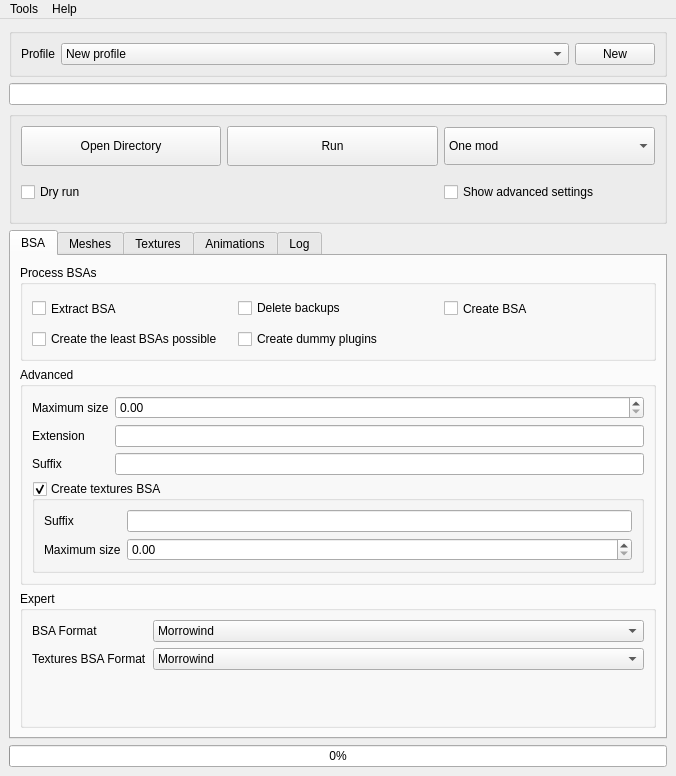
Guekka/cathedral-assets-optimizer, file src/MainWindow.ui: the form before one commit.
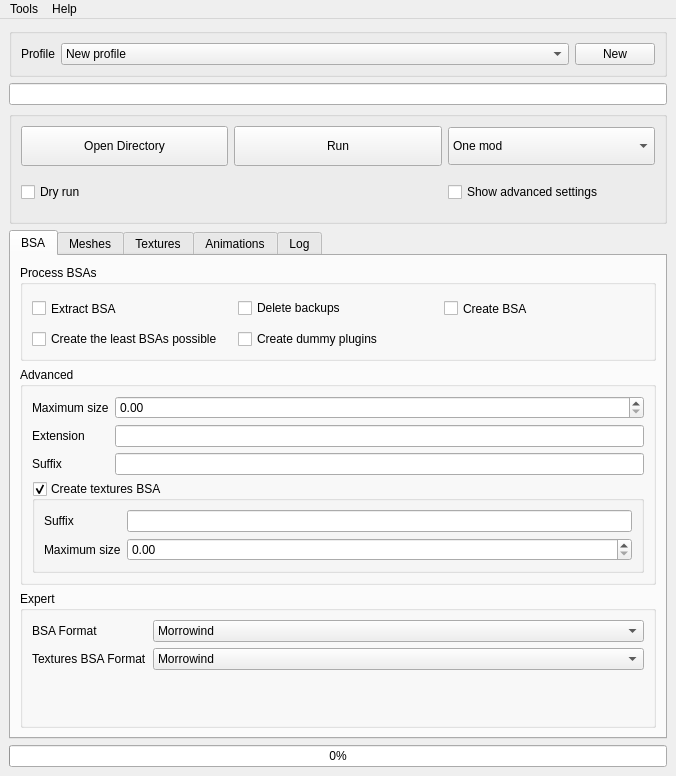
The form after the commit. The open tabs and pages were chosen to show the change.

Commit message: [UI] Fix weird UI size when going fullscreen

Patch:
```diff
--- a/src/MainWindow.ui
+++ b/src/MainWindow.ui
@@ -156,7 +156,7 @@
        <item row="0" column="2">
         <widget class="QComboBox" name="modeChooserComboBox">
          <property name="sizePolicy">
-          <sizepolicy hsizetype="Minimum" vsizetype="Fixed">
+          <sizepolicy hsizetype="MinimumExpanding" vsizetype="Fixed">
            <horstretch>0</horstretch>
            <verstretch>0</verstretch>
           </sizepolicy>
@@ -188,7 +188,7 @@
        <item row="0" column="1">
         <widget class="QPushButton" name="processButton">
          <property name="sizePolicy">
-          <sizepolicy hsizetype="Minimum" vsizetype="Fixed">
+          <sizepolicy hsizetype="MinimumExpanding" vsizetype="Fixed">
            <horstretch>0</horstretch>
            <verstretch>0</verstretch>
           </sizepolicy>
@@ -213,7 +213,7 @@
        <item row="0" column="0">
         <widget class="QPushButton" name="userPathButton">
          <property name="sizePolicy">
-          <sizepolicy hsizetype="Minimum" vsizetype="Fixed">
+          <sizepolicy hsizetype="MinimumExpanding" vsizetype="Fixed">
            <horstretch>0</horstretch>
            <verstretch>0</verstretch>
           </sizepolicy>
```
Left out of the diff: 2 changed lines with no effect on the pictures.
